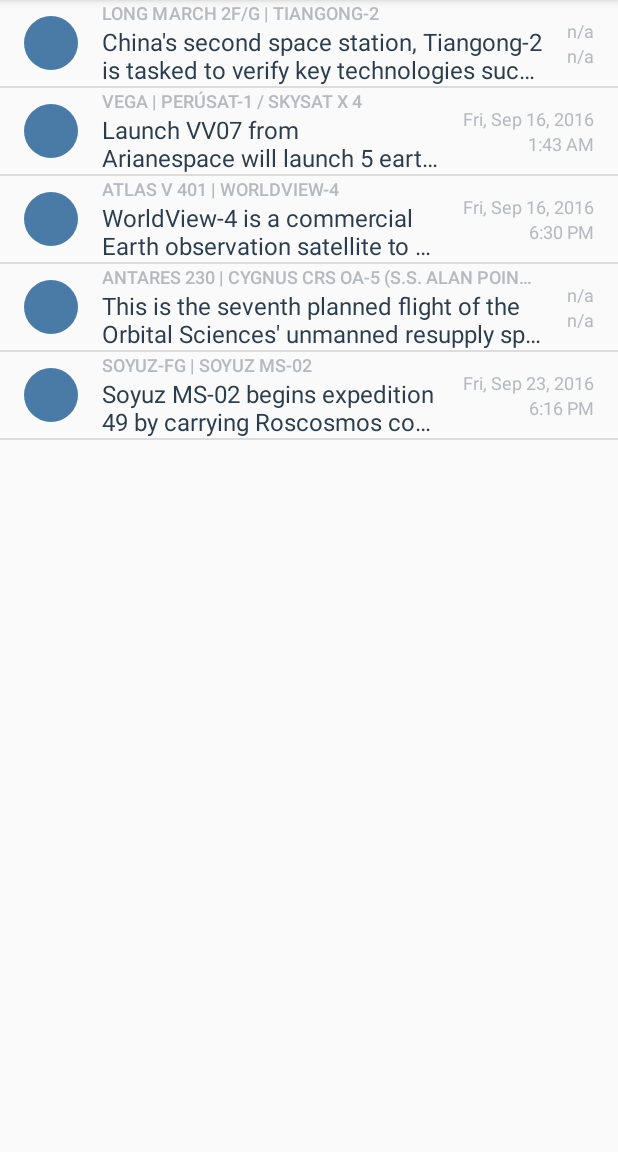
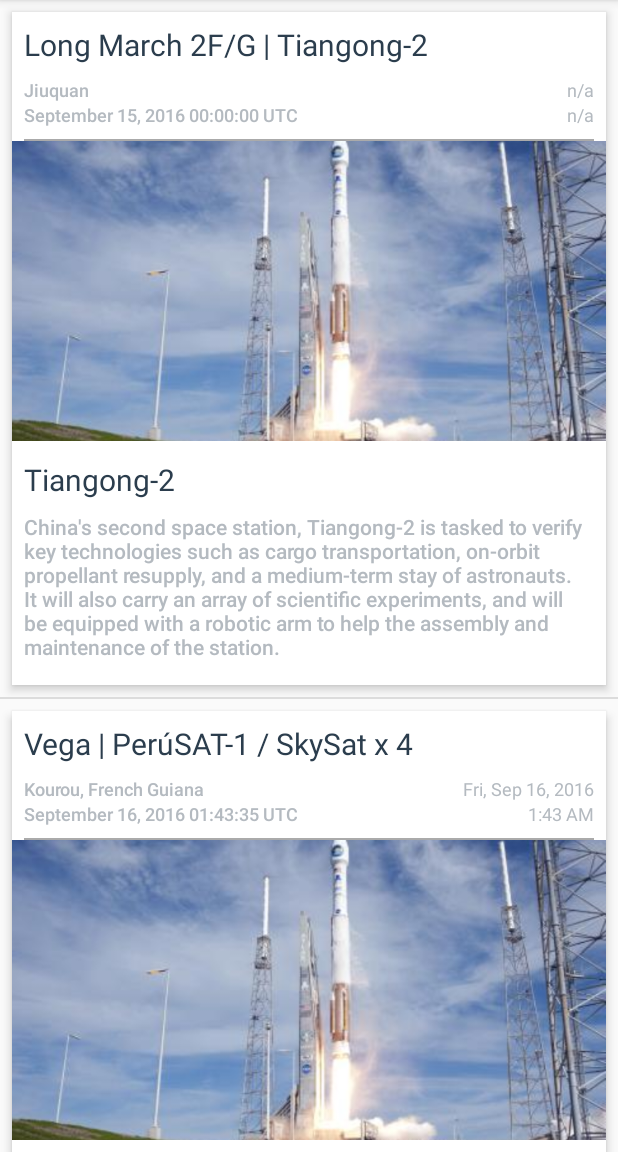
Before and after one commit to aaronoe/space_launch_manifest, an Android app: the screen it shows after launch (MainActivity), on a phone screen of 412 x 824 dp, the part 84-1236 px from its top. Run offline under Robolectric (Android 15) with nearby library versions, the phone set to English and light mode, and no system bars.

Commit message:
Changed the layout to having cards (according to the material design spec) for each launch item, added experimental pictures for the launch cards

```diff
--- a/app/src/main/java/com/example/android/spacelaunchmanifest/LaunchArrayAdapter.java
+++ b/app/src/main/java/com/example/android/spacelaunchmanifest/LaunchArrayAdapter.java
@@ -78,13 +78,24 @@
         // get current list item
         LaunchItem currentLaunchItem = getItem(position);
 
+        // Set the launch location to the corresponding TextView
+        TextView locationTextView =(TextView) listItemView.findViewById(R.id.launch_location);
+        locationTextView.setText(currentLaunchItem.getmLaunchLocation());
 
         // Set launch title to corresponding TextView
-        TextView launchTitleView = (TextView) listItemView.findViewById(R.id.launch_title);
+        TextView launchTitleView = (TextView) listItemView.findViewById(R.id.full_launch_title);
         launchTitleView.setText(currentLaunchItem.getmLaunchName());
 
+        // Set text launch date to corresponding TextView
+        TextView launchTextDate = (TextView) listItemView.findViewById(R.id.launch_text_time);
+        launchTextDate.setText(currentLaunchItem.getmTextLaunchDate());
+
+        // Set the mission name to corresponding TextView
+        TextView missionTitle = (TextView) listItemView.findViewById(R.id.lone_mission_title);
+        missionTitle.setText(currentLaunchItem.getmMissionName());
+
         // Set mission description to corresponding TextView
-        TextView missionDescView = (TextView) listItemView.findViewById(R.id.mission_description);
+        TextView missionDescView = (TextView) listItemView.findViewById(R.id.lone_mission_description);
         missionDescView.setText(currentLaunchItem.getmMissionDescription());
 
 
--- a/app/src/main/res/layout/activity_main.xml
+++ b/app/src/main/res/layout/activity_main.xml
@@ -19,4 +19,4 @@
     android:orientation="vertical"
     android:drawSelectorOnTop="true"
     android:layout_width="match_parent"
-    android:layout_height="match_parent"/>
+    android:layout_height="match_parent" />
--- a/app/src/main/res/layout/launch_list_item.xml
+++ b/app/src/main/res/layout/launch_list_item.xml
@@ -2,30 +2,38 @@
     xmlns:tools="http://schemas.android.com/tools"
     android:layout_width="match_parent"
     android:layout_height="wrap_content"
-    android:orientation="horizontal"
-    android:paddingEnd="16dp"
-    android:paddingLeft="16dp"
-    android:paddingRight="16dp"
-    android:paddingStart="16dp">
+    android:orientation="vertical"
+    >
+
+    <LinearLayout
+        android:layout_width="match_parent"
+        android:layout_height="match_parent"
+        android:layout_margin="8dp"
+        android:orientation="vertical"
+        android:elevation="4dp"
+        android:background="@android:color/white">
 
     <TextView
-        android:id="@+id/probability"
-        android:layout_width="36dp"
-        android:layout_height="36dp"
-        android:layout_gravity="center_vertical"
-        android:background="@drawable/probability_indicator"
-        android:fontFamily="sans-serif-medium"
-        android:gravity="center"
-        android:textColor="@android:color/white"
-        android:textSize="16sp"
-        tools:text="8.9" />
+        android:id="@+id/full_launch_title"
+        android:layout_width="wrap_content"
+        android:layout_height="wrap_content"
+        android:textColor="@color/textColorLaunchLocation"
+        android:textSize="20sp"
+        android:layout_margin="8dp"
+        tools:text="Atlas V 401 | WorldView-4" />
+
+    <LinearLayout
+        android:layout_width="match_parent"
+        android:layout_height="wrap_content"
+        android:paddingBottom="8dp"
+        android:baselineAligned="false">
 
         <LinearLayout
             android:layout_width="0dp"
             android:layout_height="wrap_content"
             android:layout_gravity="center_vertical"
-        android:layout_marginLeft="16dp"
-        android:layout_marginStart="16dp"
+            android:layout_marginLeft="8dp"
+            android:layout_marginStart="8dp"
             android:layout_weight="1"
             android:orientation="vertical">
 
@@ -34,22 +42,21 @@
                 android:layout_height="wrap_content"
                 android:ellipsize="end"
                 android:fontFamily="sans-serif-medium"
-            android:maxLines="1"
-            android:textAllCaps="true"
                 android:textColor="@color/textColorLaunchDetails"
                 android:textSize="12sp"
-            tools:text="30km S of"
-            android:id="@+id/launch_title" />
+                tools:text="Vandenberg AFB, CA, USA"
+                android:id="@+id/launch_location" />
 
             <TextView
-            android:id="@+id/mission_description"
                 android:layout_width="wrap_content"
                 android:layout_height="wrap_content"
                 android:ellipsize="end"
-            android:maxLines="2"
-            android:textColor="@color/textColorLaunchLocation"
-            android:textSize="16sp"
-            tools:text="Long placeholder location that should wrap to more than 2 lines of text" />
+                android:fontFamily="sans-serif-medium"
+                android:maxLines="1"
+                android:textColor="@color/textColorLaunchDetails"
+                android:textSize="12sp"
+                tools:text="September 16, 2016 18:30:00 UTC"
+                android:id="@+id/launch_text_time" />
 
         </LinearLayout>
 
@@ -57,9 +64,9 @@
             android:layout_width="wrap_content"
             android:layout_height="wrap_content"
             android:layout_gravity="center_vertical"
-        android:layout_marginLeft="16dp"
-        android:layout_marginStart="16dp"
-        android:orientation="vertical">
+            android:orientation="vertical"
+            android:paddingRight="8dp"
+            android:paddingLeft="8dp">
 
             <TextView
                 android:id="@+id/date"
@@ -68,7 +75,7 @@
                 android:layout_gravity="end"
                 android:textColor="@color/textColorLaunchDetails"
                 android:textSize="12sp"
-            tools:text="Mar 6, 2010" />
+                tools:text="Your Time:" />
 
             <TextView
                 android:id="@+id/time"
@@ -77,7 +84,49 @@
                 android:layout_gravity="end"
                 android:textColor="@color/textColorLaunchDetails"
                 android:textSize="12sp"
-            tools:text="3:00 PM" />
+                tools:text="Thu, Sep 15, 6:43 PM" />
+
+        </LinearLayout>
+
+    </LinearLayout>
+
+
+    <View
+        android:layout_width="match_parent"
+        android:layout_height="1dp"
+        android:layout_marginLeft="8dp"
+        android:layout_marginRight="8dp"
+        android:background="@android:color/darker_gray">
+    </View>
+
+    <ImageView
+        android:layout_width="match_parent"
+        android:layout_height="200dp"
+        android:scaleType="centerCrop"
+        android:src="@drawable/atlas_480"/>
+
+    <TextView
+        android:id="@+id/lone_mission_title"
+        android:layout_width="wrap_content"
+        android:layout_height="wrap_content"
+        android:layout_marginTop="12dp"
+        android:layout_marginLeft="8dp"
+        android:textColor="@color/textColorLaunchLocation"
+        android:textSize="20sp"
+        tools:text="WorldView-4" />
+
+    <TextView
+        android:layout_width="wrap_content"
+        android:layout_height="wrap_content"
+        android:ellipsize="end"
+        android:fontFamily="sans-serif-medium"
+        android:paddingBottom="8dp"
+        android:layout_margin="8dp"
+        android:textColor="@color/textColorLaunchDetails"
+        android:textSize="14sp"
+        tools:text="WorldView-4 is a commercial Earth observation satellite to be launched into sun-synchronious orbit. Satellite will provide high-resolution imagery in panchromatic and multispectral modes."
+        android:id="@+id/lone_mission_description" />
+
 
     </LinearLayout>
 </LinearLayout>
```
Also changed, not shown: app/src/main/res/drawable/atlas_320.jpg (added), app/src/main/res/drawable/atlas_480.jpg (added), app/src/main/res/drawable/atlas_rocket.jpg (added). Lines whose indentation alone changed are shown as unchanged.
